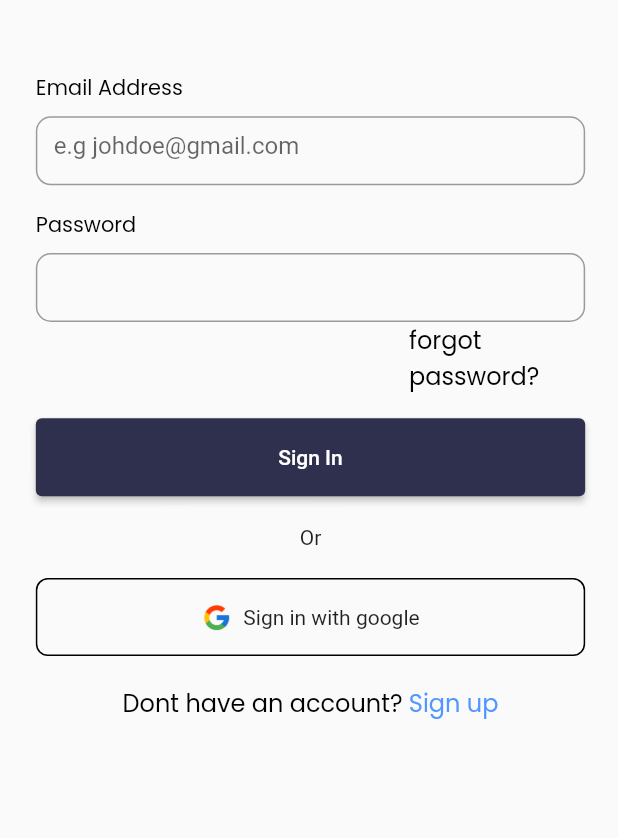
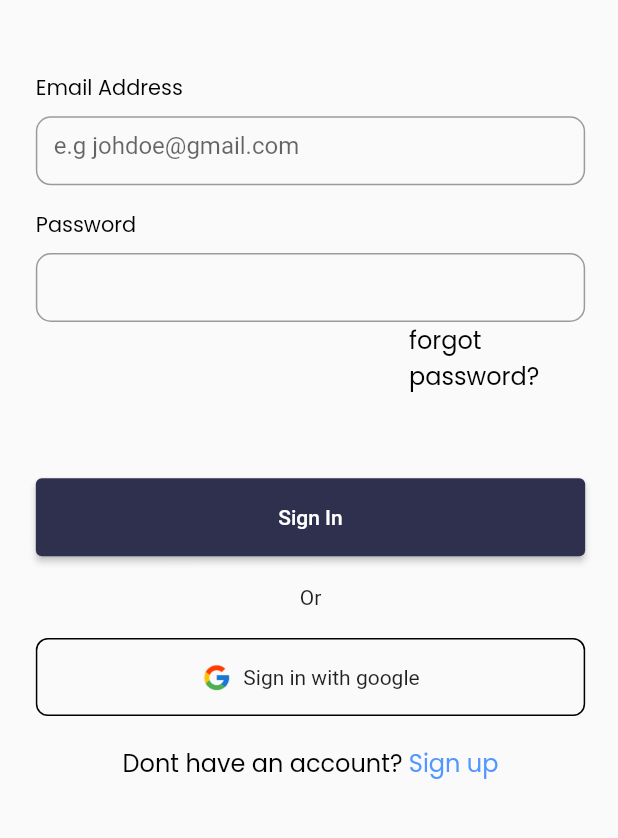
Before and after one commit to Imma76/genysis-blog-replica, a Flutter app: the screen it shows after launch, on a phone screen of 412 x 824 dp, the part 233-1071 px from its top. Run offline on Flutter 3.47's test engine with Material 2 defaults, Android fonts, the phone set to English and light mode, and no system bars; our stand-ins replace bot_toast, cached_network_image, flutter_markdown, flutter_riverpod, flutter_screenutil, gap and 3 more; missing offline and left inert: markdown, markdown_editable_textinput; accounts and stored records are empty.

Commit message:
finished mobile sign in and sign up errormessages

```diff
--- a/lib/views/mobile_view/authentication_view/sign_in.dart
+++ b/lib/views/mobile_view/authentication_view/sign_in.dart
@@ -103,7 +103,10 @@ class _SignInState extends ConsumerState<MobileSignIn> {
                             color: black,
                             fontWeight: FontWeight.w400)),
                   ),
-
+                  const Gap(24),
+                    _userController.message != null
+                        ? Text(_userController.message.toString(), style:GoogleFonts.poppins(color:Colors.red,))
+                        : const Text(''),
                   Gap(20.h),
                   ElevatedButton(
                     onPressed: () async {
--- a/lib/views/mobile_view/authentication_view/sign_up.dart
+++ b/lib/views/mobile_view/authentication_view/sign_up.dart
@@ -166,6 +166,10 @@ class _SignInState extends ConsumerState<MobileSignUp> {
                               ))),
                     ),
                   ),
+                   const Gap(24),
+                    _userController.message != null
+                        ? Text(_userController.message.toString(), style:GoogleFonts.poppins(color:Colors.red,))
+                        : const Text(''),
                   Gap(20.h),
                   ElevatedButton(
                     onPressed: () async {
```
